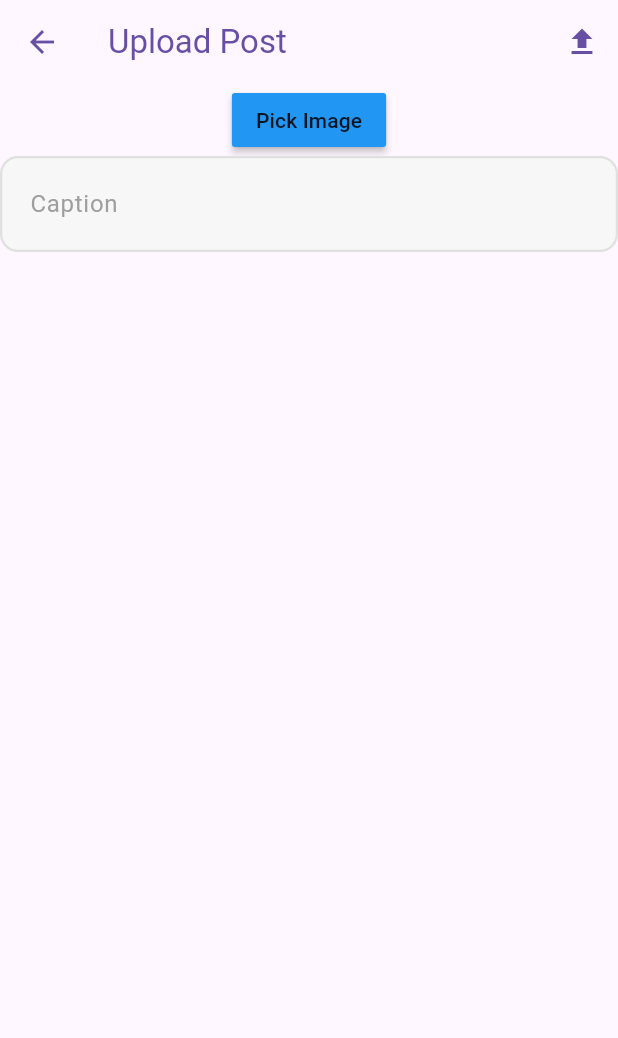
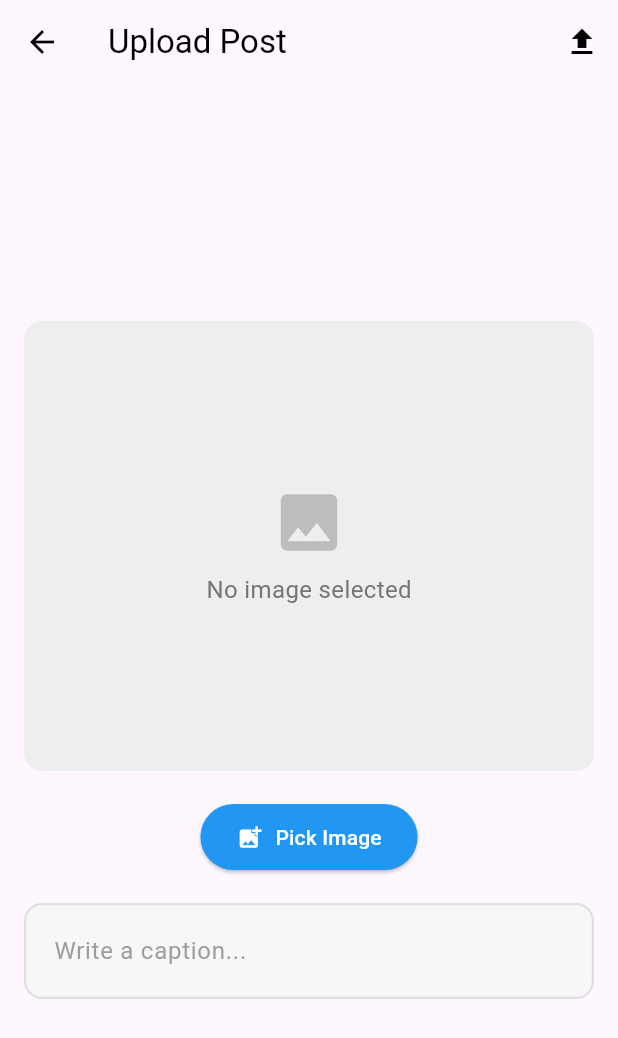
Before and after one commit to ZiadElsewedy/talkifyApp, a Flutter app: the UploadPostPage screen opened directly, on a phone screen of 412 x 824 dp. Shown: the top 1038 px of the screen. Run offline on Flutter 3.47's test engine with Material 3 defaults, Android fonts, the phone set to English and light mode, and no system bars; our stand-ins replace cached_network_image, cloud_firestore, file_picker, firebase_auth, firebase_core, firebase_storage and 1 more; accounts and stored records are empty.

Commit message:
Refactor UploadPostPage UI: Enhance image selection and preview layout, update AppBar color, and improve code organization in HomePage with PostTile integration

```diff
--- /dev/null
+++ b/lib/features/auth/Presentation/screens/Posts/PostComponents/PostTile..dart
@@ -0,0 +1,33 @@
+import 'package:cached_network_image/cached_network_image.dart';
+import 'package:flutter/material.dart';
+import 'package:talkifyapp/features/auth/Presentation/screens/Posts/domain/Entite/Posts.dart';
+
+class PostTile extends StatelessWidget {
+   PostTile({super.key, required this.post});
+
+  final Post post;
+
+  @override
+  Widget build(BuildContext context) {
+    return Card(
+      margin: const EdgeInsets.all(8.0),
+      child: Column(
+        crossAxisAlignment: CrossAxisAlignment.start,
+        children: [
+          ListTile(
+            title: Text(post.UserName),
+            subtitle: Text(post.Text),
+          ),
+          if (post.imageUrl.isNotEmpty)
+            CachedNetworkImage(
+              imageUrl: post.imageUrl,
+              placeholder: (context, url) => const Center(child: CircularProgressIndicator()),
+              errorWidget: (context, url, error) => const Icon(Icons.error),
+              fit: BoxFit.cover,
+            ),
+          Text(post.timestamp.toLocal().toString()),
+        ],
+      ),
+    );
+  }
+}
--- a/lib/features/auth/Presentation/screens/Posts/domain/Entite/Posts.dart
+++ b/lib/features/auth/Presentation/screens/Posts/domain/Entite/Posts.dart
@@ -7,7 +7,6 @@ class Post{
   final String Text;
   final String imageUrl;
   final DateTime timestamp;
-
   Post({
     required this.id,
     required this.UserId,
--- a/lib/features/auth/Presentation/screens/Posts/pages/upload_post_page.dart
+++ b/lib/features/auth/Presentation/screens/Posts/pages/upload_post_page.dart
@@ -140,7 +140,7 @@ class _UploadPostPageState extends State<UploadPostPage> {
     return Scaffold(
       appBar: AppBar(
         title: const Text('Upload Post'),
-        foregroundColor: Theme.of(context).colorScheme.primary,
+        foregroundColor: Colors.black,
         actions: [
           // upload button
           IconButton(
@@ -150,32 +150,75 @@ class _UploadPostPageState extends State<UploadPostPage> {
         ],
       ),
       body: Center(
+        child: SingleChildScrollView(
+          padding: const EdgeInsets.all(16.0),
           child: Column(
             children: [
-            // image perview for web
-            if (kIsWeb)
-              Image.memory(webImage!),
+              // Image preview section
+              Container(
+                height: 300,
+                width: double.infinity,
+                decoration: BoxDecoration(
+                  color: Colors.grey[200],
+                  borderRadius: BorderRadius.circular(12),
+                ),
+                child: ClipRRect(
+                  borderRadius: BorderRadius.circular(12),
+                  child: imagepickedfile != null
+                      ? kIsWeb
+                          ? Image.memory(
+                              webImage!,
+                              fit: BoxFit.cover,
+                            )
+                          : Image.file(
+                              File(imagepickedfile!.path!),
+                              fit: BoxFit.cover,
+                            )
+                      : Column(
+                          mainAxisAlignment: MainAxisAlignment.center,
+                          children: [
+                            Icon(
+                              Icons.image,
+                              size: 50,
+                              color: Colors.grey[400],
+                            ),
+                            const SizedBox(height: 8),
+                            Text(
+                              'No image selected',
+                              style: TextStyle(
+                                color: Colors.grey[600],
+                                fontSize: 16,
+                              ),
+                            ),
+                          ],
+                        ),
+                ),
+              ),
+              const SizedBox(height: 20),
 
-            // image picker for mobile
-            if (!kIsWeb && webImage != null)
-              Image.file(File(imagepickedfile!.path!)),
+              // Pick image button
+              ElevatedButton.icon(
+                onPressed: pickImage,
+                icon: const Icon(Icons.add_photo_alternate , color: Colors.white,),
+                label: const Text('Pick Image' , style: TextStyle(color: Colors.white),),
+                style: ElevatedButton.styleFrom(
+                  backgroundColor: Colors.blue,
+                  padding: const EdgeInsets.symmetric(
+                    horizontal: 24,
+                    vertical: 12,
+                  ),
+                ),
+              ),
+              const SizedBox(height: 20),
 
-            // pick image button
-            MaterialButton(
-              onPressed: pickImage,
-              color: Colors.blue,
-              child: const Text('Pick Image'),
-            ),
-
-            // caption text box
+              // Caption text box
               MyTextField(
                 controller: TextController,
-              hintText: "Caption",
+                hintText: "Write a caption...",
                 obsecureText: false,
               ),
-
-
             ],
+          ),
         ),
       ),
     );
--- a/lib/features/auth/Presentation/screens/Posts/presentation/HomePage.dart
+++ b/lib/features/auth/Presentation/screens/Posts/presentation/HomePage.dart
@@ -1,6 +1,7 @@
 import 'package:cached_network_image/cached_network_image.dart';
 import 'package:flutter/material.dart';
 import 'package:flutter_bloc/flutter_bloc.dart';
+import 'package:talkifyapp/features/auth/Presentation/screens/Posts/PostComponents/PostTile..dart';
 import 'package:talkifyapp/features/auth/Presentation/screens/Posts/pages/upload_post_page.dart' show UploadPostPage;
 import 'package:talkifyapp/features/auth/Presentation/screens/Posts/presentation/cubits/post_cubit.dart';
 import 'package:talkifyapp/features/auth/Presentation/screens/Posts/presentation/cubits/post_states.dart';
@@ -63,29 +64,7 @@ class _HomePageState extends State<HomePage> {
                 itemCount: allPosts.length,
                 itemBuilder: (context, index) {
                   final post = allPosts[index];
-                  return Card(
-                    margin: const EdgeInsets.all(8.0),
-                    child: Column(
-                      crossAxisAlignment: CrossAxisAlignment.start,
-                      children: [
-                        // User info
-                        ListTile(
-                          title: Text(post.UserName),
-                          subtitle: Text(post.Text),
-                        ),
-                        // Post image
-                        if (post.imageUrl.isNotEmpty)
-                          CachedNetworkImage(
-                            imageUrl: post.imageUrl,
-                            placeholder: (context, url) => const Center(child: CircularProgressIndicator()),
-                            errorWidget: (context, url, error) => const Icon(Icons.error),
-                            height: 200,
-                            width: double.infinity,
-                            fit: BoxFit.cover,
-                          ),
-                      ],
-                    ),
-                  );
+                  return PostTile(post: post);
                 },
               );
             }
```
Lines whose indentation alone changed are shown as unchanged.
